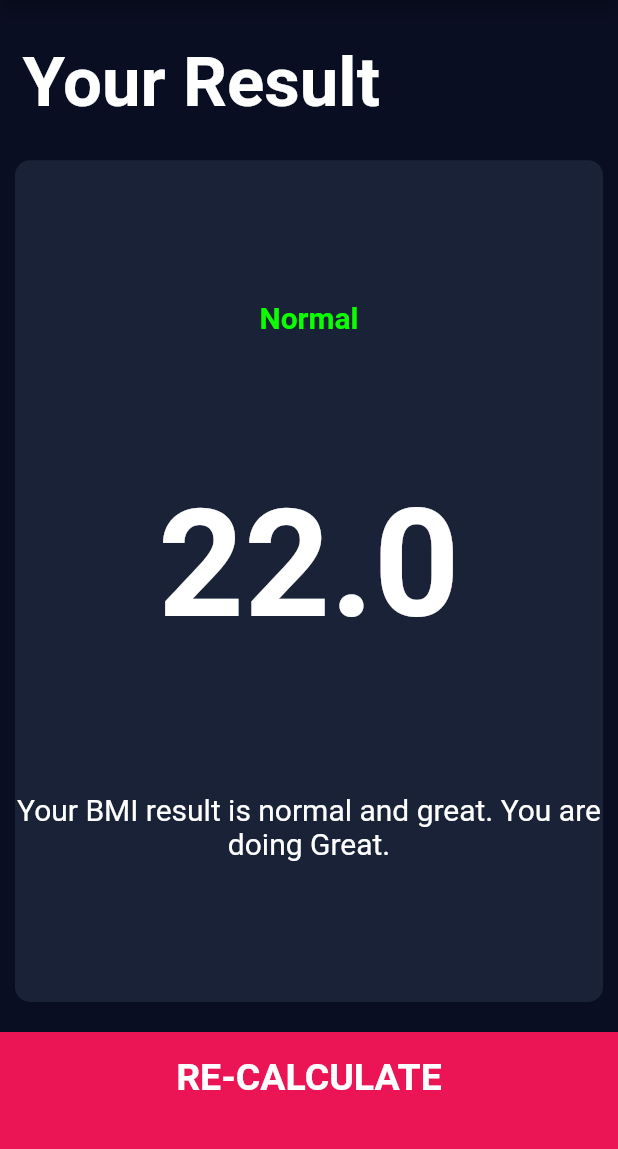
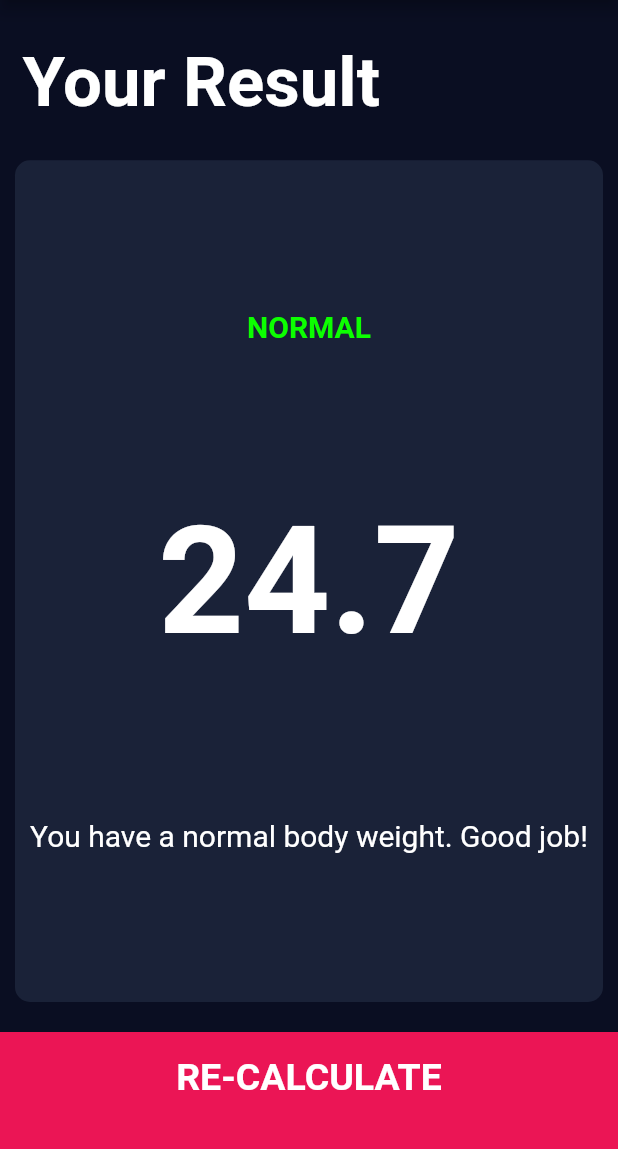
Before and after one commit to SrijanSamridh/BMI_CalculatorAppFlutter, a Flutter app: the screen it shows after launch, after a tap on "CALCULATE", on a phone screen of 412 x 824 dp, the part 84-1233 px from its top. Run offline on Flutter 3.47's test engine with Material 2 defaults, Android fonts, the phone set to English and light mode, and no system bars; our stand-ins replace font_awesome_flutter.

Commit message:
calculator_brain.dart added for functionality

```diff
--- /dev/null
+++ b/lib/calculator_brain.dart
@@ -0,0 +1,33 @@
+import 'dart:math';
+
+class CalculatorBrain{
+  CalculatorBrain({required this.height, required this.weight});
+  final int height;
+  final int weight;
+
+  double _bmi = 0.0;
+  String calculateBMI(){
+    _bmi = weight / pow(height/100, 2);
+    return _bmi.toStringAsFixed(1);
+  }
+
+  String getResult(){
+    if(_bmi >= 25){
+      return 'OVERWEIGHT';
+    }else if(_bmi > 18.5){
+      return 'NORMAL';
+    }else{
+      return 'UNDERWEIGHT';
+    }
+  }
+
+  String getInterpretation(){
+    if(_bmi >= 25){
+      return 'You have Higher than normal body weight. Try to exercise more.';
+    }else if(_bmi > 18.5){
+      return 'You have a normal body weight. Good job!';
+    }else{
+      return 'You have lower than normal body weight. You can eat a bit more.';
+    }
+  }
+}
--- a/lib/screens/input_page.dart
+++ b/lib/screens/input_page.dart
@@ -6,6 +6,7 @@ import 'package:bmi_calculator_app/components/bottom_button.dart';
 import 'package:bmi_calculator_app/components/round_icon_button.dart';
 import 'package:bmi_calculator_app/constants.dart';
 import 'results_page.dart';
+import 'package:bmi_calculator_app/calculator_brain.dart';
 
 enum Gender { male, female }
 
@@ -223,9 +224,16 @@ class _InputPageState extends State<InputPage> {
             BottomButton(
               buttonTitle: 'CALCULATE',
               onTab: () {
+                CalculatorBrain calc =
+                    CalculatorBrain(height: height, weight: weight);
                 Navigator.push(
                   context,
-                  MaterialPageRoute(builder: (context) => const ResultsPage()),
+                  MaterialPageRoute(
+                      builder: (context) =>  ResultsPage(
+                            bmiResult: calc.calculateBMI(),
+                            resultText: calc.getResult(),
+                            interpretation: calc.getInterpretation(),
+                          )),
                 );
               },
             ),
--- a/lib/screens/results_page.dart
+++ b/lib/screens/results_page.dart
@@ -3,7 +3,15 @@ import 'package:bmi_calculator_app/components/bottom_button.dart';
 import 'package:bmi_calculator_app/constants.dart';
 
 class ResultsPage extends StatelessWidget {
-  const ResultsPage({Key? key}) : super(key: key);
+  const ResultsPage(
+      {Key? key,
+      required this.bmiResult,
+      required this.resultText,
+      required this.interpretation})
+      : super(key: key);
+  final String bmiResult;
+  final String resultText;
+  final String interpretation;
 
   @override
   Widget build(BuildContext context) {
@@ -33,13 +41,11 @@ class ResultsPage extends StatelessWidget {
               ),
               child: Column(
                 mainAxisAlignment: MainAxisAlignment.spaceEvenly,
-                children: const [
-                  Text("Normal", style: kResultTextStyle),
-                  Text("22.0", style: kBMITextStyle),
-                  Text(
-                      "Your BMI result is normal and great. You are doing Great.",
-                      textAlign: TextAlign.center,
-                      style: kBodyTextStyle),
+                children: [
+                  Text(resultText.toUpperCase(), style: kResultTextStyle),
+                  Text(bmiResult, style: kBMITextStyle),
+                  Text(interpretation,
+                      textAlign: TextAlign.center, style: kBodyTextStyle),
                 ],
               ),
             ),
```
